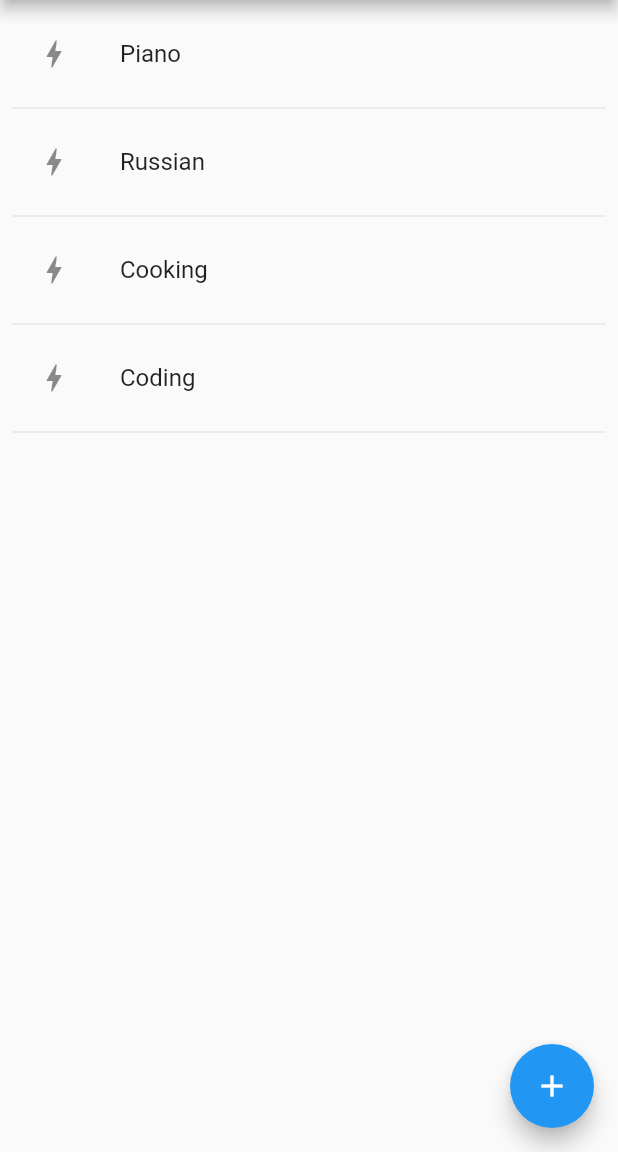
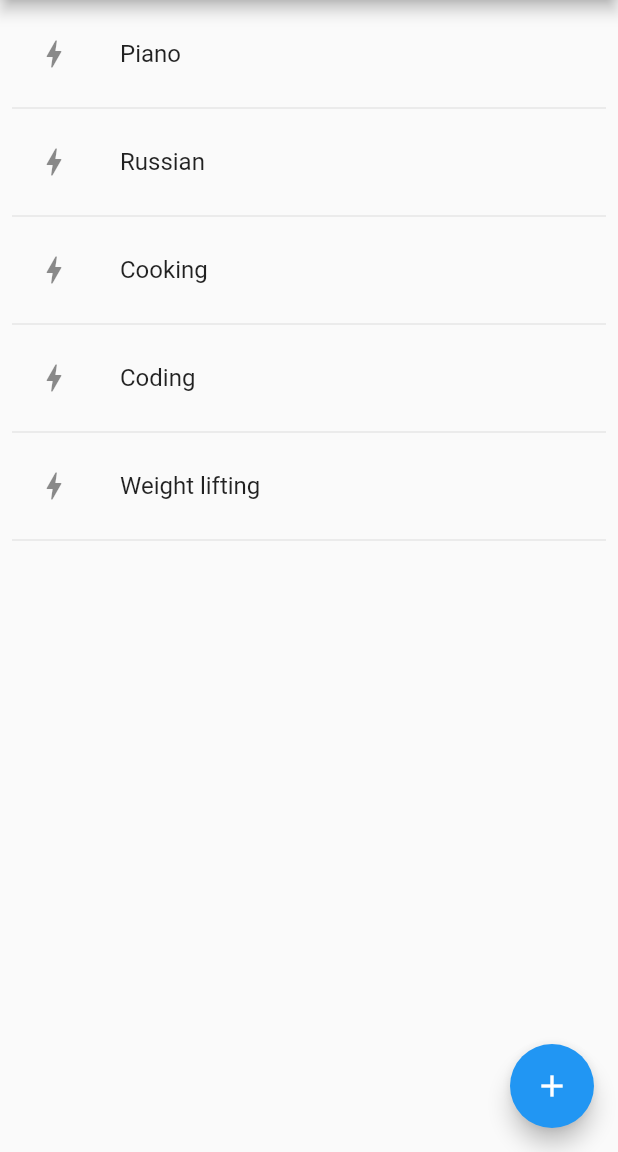
Before and after one commit to kostaleonard/renaissance-man-app, a Flutter app: the screen it shows after launch, on a phone screen of 412 x 824 dp, the part 84-1236 px from its top. Run offline on Flutter 3.47's test engine with Material 2 defaults, Android fonts, the phone set to English and light mode, and no system bars.

Commit message:
Added skill class
Signed-off-by: Leo Kosta <kostaleonard@gmail.com>

```diff
--- a/lib/main.dart
+++ b/lib/main.dart
@@ -1,6 +1,8 @@
 /// Runs the app.
 
 import 'package:flutter/material.dart';
+import 'package:renaissance_man/skill.dart';
+import 'package:renaissance_man/skill_preview_card.dart';
 
 void main() {
   runApp(const RenaissanceManApp());
@@ -8,7 +10,13 @@ void main() {
 
 class RenaissanceManApp extends StatelessWidget {
   static const appTitle = 'Renaissance Man';
-  static const skills = ['Piano', 'Russian', 'Cooking', 'Coding']; // TODO this is test data
+  static const skills = [
+    Skill(name: 'Piano'),
+    Skill(name: 'Russian'),
+    Skill(name: 'Cooking'),
+    Skill(name: 'Coding'),
+    Skill(name: 'Weight lifting')
+  ]; // TODO this is test data
 
   const RenaissanceManApp({super.key});
 
@@ -28,9 +36,7 @@ class RenaissanceManApp extends StatelessWidget {
               itemBuilder: (context, i) {
                 if (i.isOdd) return const Divider();
                 final index = i ~/ 2;
-                return ListTile(
-                    leading: const Icon(Icons.bolt),
-                    title: Text(skills[index]));
+                return SkillPreviewCard(skill: skills[index]);
               }),
           floatingActionButton: FloatingActionButton(
             onPressed: () => (), // TODO add skill API call
--- /dev/null
+++ b/lib/skill.dart
@@ -0,0 +1,7 @@
+/// Contains the representation of a skill that the user has created.
+
+class Skill{
+  final String name;
+
+  const Skill({required this.name});
+}
--- /dev/null
+++ b/lib/skill_preview_card.dart
@@ -0,0 +1,15 @@
+/// Contains the widget for skill preview cards on the home page.
+
+import 'package:flutter/material.dart';
+import 'package:renaissance_man/skill.dart';
+
+class SkillPreviewCard extends StatelessWidget {
+  final Skill skill;
+
+  const SkillPreviewCard({super.key, required this.skill});
+
+  @override
+  Widget build(BuildContext context) {
+    return ListTile(leading: const Icon(Icons.bolt), title: Text(skill.name));
+  }
+}
```
